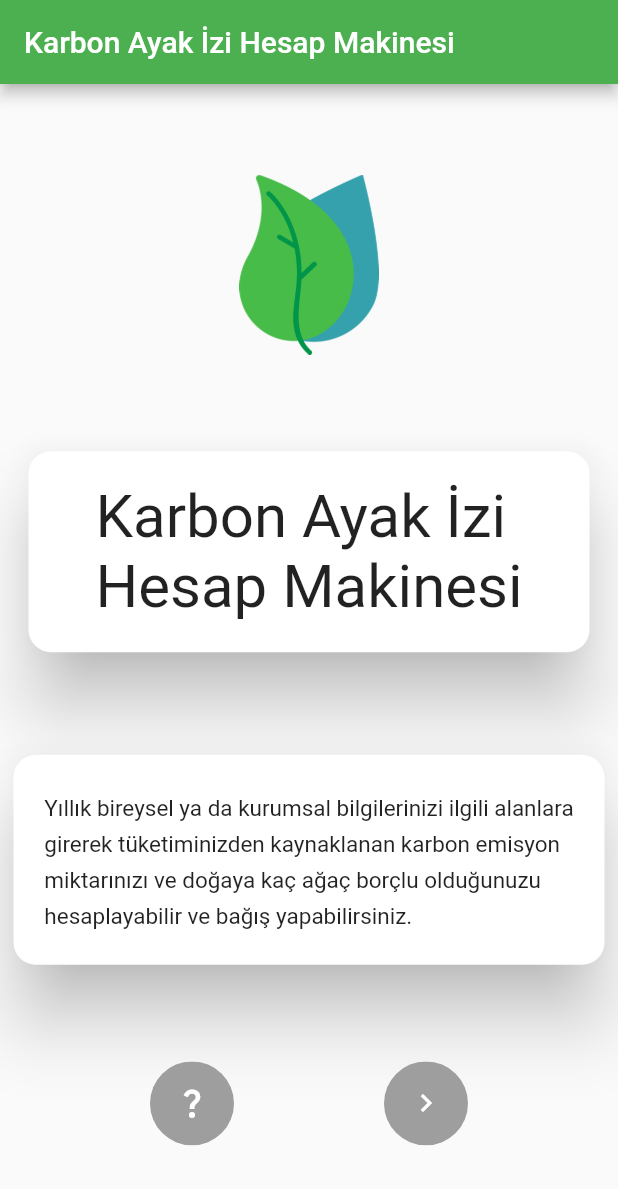
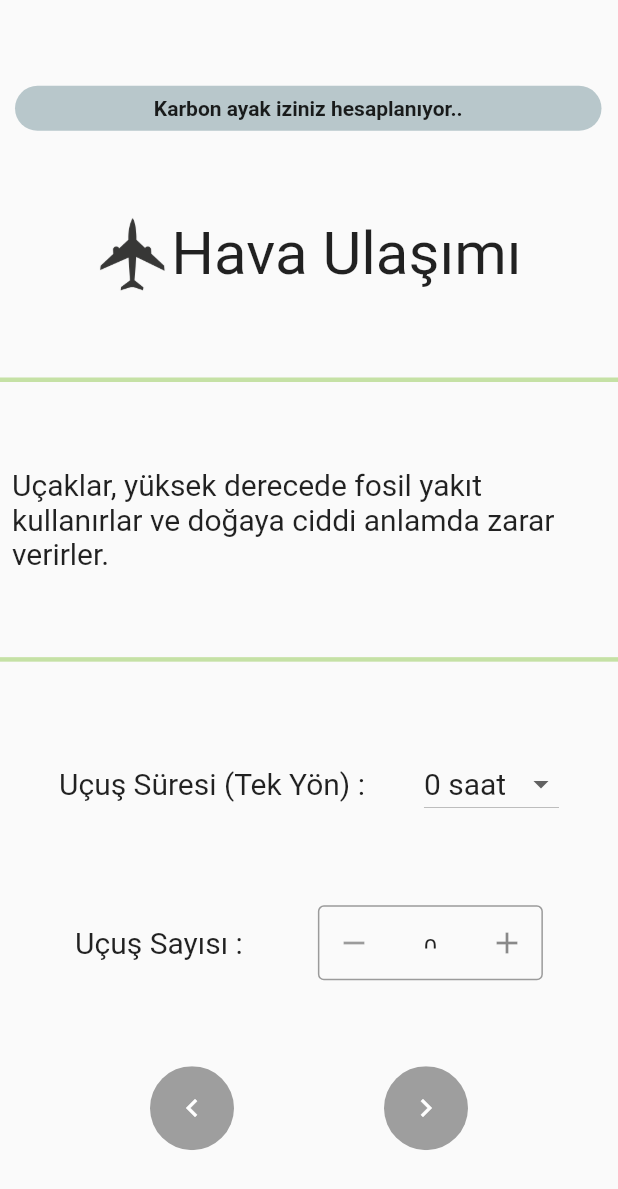
Before and after one commit to diksed/karbon_ayak_izi_hesap_makinesi, a Flutter app: the screen it shows after launch, after a tap on the "chevron right" icon, on a phone screen of 412 x 824 dp. Shown: the top 1189 px of the screen. Run offline on Flutter 3.47's test engine with Material 2 defaults, Android fonts, the phone set to English and light mode, and no system bars; drawn by our look-alikes of flutter_spinbox, percent_indicator; our stand-ins replace shared_preferences.

Commit message:
Hava ulaşımında üretilen karbondioksitin hesaplandığı SayfaIki oluşturuldu.

```diff
--- /dev/null
+++ b/lib/SayfaIki.dart
@@ -0,0 +1,143 @@
+import 'package:flutter/material.dart';
+import 'package:flutter_spinbox/material.dart';
+import 'package:karbon_ayak_izi_hesap_makinesi/data.dart';
+import 'package:percent_indicator/percent_indicator.dart';
+
+
+class SayfaIki extends StatefulWidget {
+  const SayfaIki({Key? key}) : super(key: key);
+
+  @override
+  State<SayfaIki> createState() => _SayfaIkiState();
+}
+
+class _SayfaIkiState extends State<SayfaIki> {
+  var saatList = <int>[0,1,2,3,4,5,6,7,8,9,10,11,12,13,14,15,16,17];
+  double percent = 0.0;
+  int secilenSaat = 0;
+  int ucusSuresi = 0;
+  int ucusSayisi = 0;
+
+  @override
+  Widget build(BuildContext context) {
+    return Scaffold(
+      body: Center(
+        child: Column(
+          mainAxisAlignment: MainAxisAlignment.spaceEvenly,
+          children: [
+            LinearPercentIndicator(
+              width: 411,
+              animation: false,
+              lineHeight: 30,
+              animationDuration: 2000,
+              animateFromLastPercent: true,
+              percent: percent,
+              center:
+              Text("Karbon ayak iziniz hesaplanıyor..",style: TextStyle(fontWeight: FontWeight.bold),),
+              linearStrokeCap: LinearStrokeCap.roundAll,
+              progressColor: Colors.green,
+            ),
+            Row(
+              mainAxisAlignment: MainAxisAlignment.center,
+              children: [
+                Image.asset("resimler/ucak.png",
+                  width: 50,
+                  height: 50,
+                ),
+                Text("Hava Ulaşımı",style: TextStyle(fontSize: 40),),
+              ],
+            ),
+            Container(
+              height: 3,
+              color: Colors.lightGreen[200],
+            ),
+            Padding(
+              padding: const EdgeInsets.only(left: 8,right: 8),
+              child: Text("Uçaklar, yüksek derecede fosil yakıt kullanırlar ve doğaya ciddi anlamda zarar verirler.",style: TextStyle(fontSize: 20),),
+            ),
+            Container(
+              height: 3,
+              color: Colors.lightGreen[200],
+            ),
+            Row(
+              mainAxisAlignment: MainAxisAlignment.spaceEvenly,
+              children: [
+                Text("Uçuş Süresi (Tek Yön) :",style: TextStyle(fontSize: 20),),
+                DropdownButton<int>(
+                  menuMaxHeight: 250,
+                  value: secilenSaat,
+                  items: saatList.map<DropdownMenuItem<int>>((int value){
+                    return DropdownMenuItem<int>(
+                      value: value,
+                      child: Text("$value saat",style: TextStyle(fontSize: 20),),
+                    );
+                  }).toList(),
+                  icon: Icon(Icons.arrow_drop_down),
+                  onChanged: (int? selectedData){
+                    setState(() {
+                      secilenSaat=selectedData!;
+                      ucusSuresi = secilenSaat;
+                      percent=0.14;
+                    });
+                  },
+                ),
+              ],
+            ),
+            Row(
+              mainAxisAlignment: MainAxisAlignment.spaceEvenly,
+              children: [
+                Text("Uçuş Sayısı :",style: TextStyle(fontSize: 20),),
+                SizedBox(
+                  width: 150,
+                  height: 50,
+                  child: SpinBox(
+                    min: 0,
+                    max: 50,
+                    value: 0,
+                    onChanged: (data){
+                      setState(() {
+                        ucusSayisi = data.toInt();
+                        percent = 0.28;
+                      });
+                    },
+                  ),
+                ),
+              ],
+            ),
+            Row(
+              mainAxisAlignment: MainAxisAlignment.spaceEvenly,
+              children: [
+                ClipOval(
+                  child: Material(
+                    color: Colors.grey, // Button color
+                    child: InkWell(
+                      splashColor: Colors.red, // Splash color
+                      onTap: () {
+                        Navigator.pop(context);
+                      },
+                      child: SizedBox(width: 56, height: 56, child: Icon(Icons.chevron_left,color: Colors.white,)),
+                    ),
+                  ),
+                ),
+                ClipOval(
+                  child: Material(
+                    color: Colors.grey, // Button color
+                    child: InkWell(
+                      splashColor: Colors.green, // Splash color
+                      onTap: () async {
+                        await data.setDataInt("ucusSuresi", ucusSuresi);
+                        await data.setDataInt("ucusSayisi", ucusSayisi);
+
+                      },
+                      child: SizedBox(width: 56, height: 56, child: Icon(Icons.chevron_right,color: Colors.white,)),
+                    ),
+                  ),
+                ),
+              ],
+            ),
+          ],
+        ),
+      ),
+    );
+  }
+}
--- a/lib/main.dart
+++ b/lib/main.dart
@@ -1,6 +1,7 @@
 import 'package:flutter/material.dart';
 import 'package:karbon_ayak_izi_hesap_makinesi/kaiBilgi.dart';
 import 'package:karbon_ayak_izi_hesap_makinesi/data.dart';
+import 'package:karbon_ayak_izi_hesap_makinesi/SayfaIki.dart';
 
 Future main() async {
   WidgetsFlutterBinding.ensureInitialized();
@@ -107,7 +108,7 @@ class _AnaSayfaState extends State<AnaSayfa> {
                     child: InkWell(
                       splashColor: Colors.green, // Splash color
                       onTap: () async {
-
+                        Navigator.push(context, MaterialPageRoute(builder: (context)=>SayfaIki()));
                       },
                       child: SizedBox(width: 56, height: 56, child: Icon(Icons.chevron_right,color: Colors.white,)),
                     ),
```
